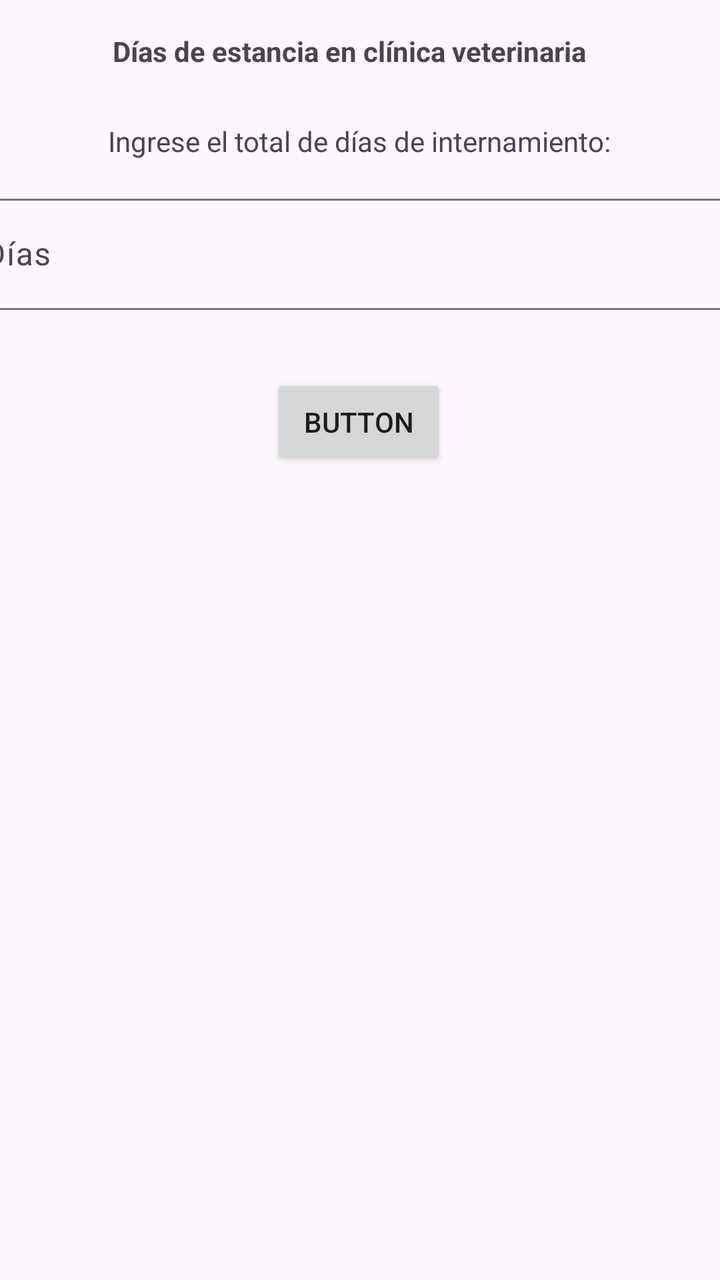
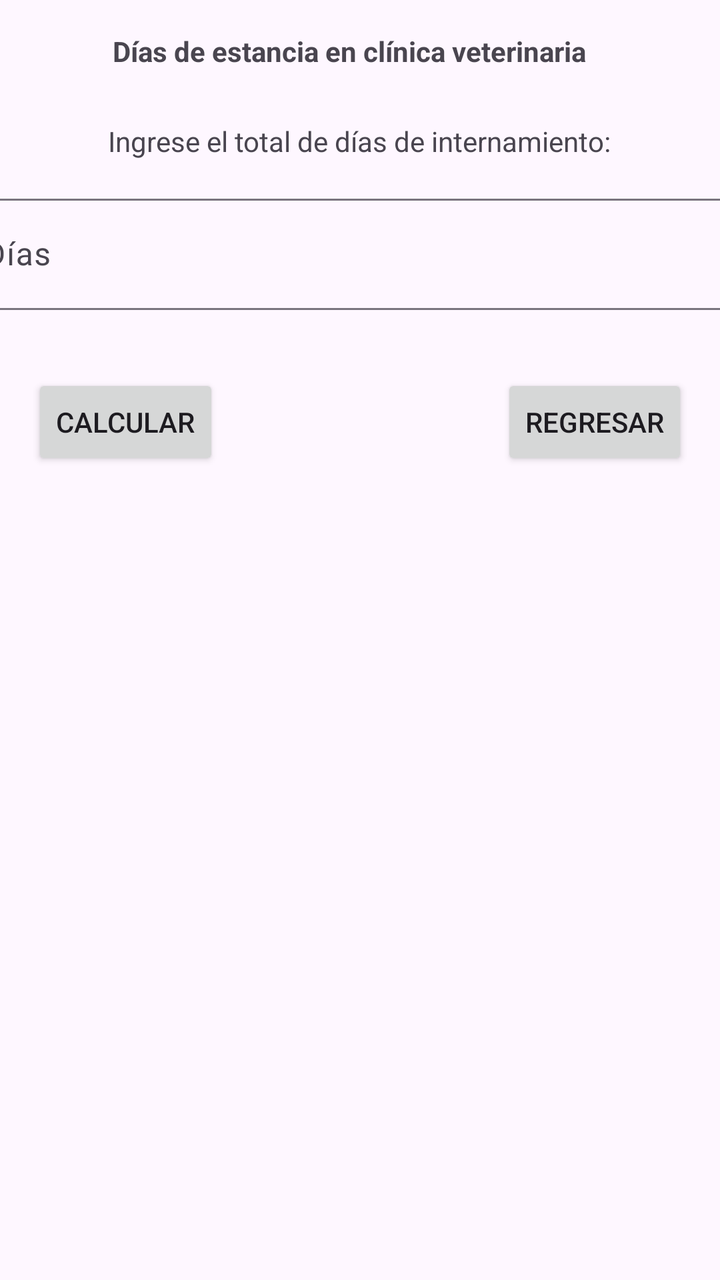

Compare the two renders of this Android layout. The source of the first and the diff that turns it into the second are given below.
<!-- AndroidManifest.xml: application theme Theme.AppGrupo5 -->
<!-- res/layout/activity_pregunta6.xml -->
<?xml version="1.0" encoding="utf-8"?>
<androidx.constraintlayout.widget.ConstraintLayout xmlns:android="http://schemas.android.com/apk/res/android"
    xmlns:app="http://schemas.android.com/apk/res-auto"
    xmlns:tools="http://schemas.android.com/tools"
    android:id="@+id/main"
    android:layout_width="match_parent"
    android:layout_height="match_parent"
    tools:context=".Pregunta6Activity">

    <TextView
        android:id="@+id/textView"
        android:layout_width="wrap_content"
        android:layout_height="wrap_content"
        android:layout_marginTop="16dp"
        android:text="Días de estancia en clínica veterinaria"
        android:textStyle="bold"
        app:layout_constraintEnd_toEndOf="parent"
        app:layout_constraintHorizontal_bias="0.458"
        app:layout_constraintStart_toStartOf="parent"
        app:layout_constraintTop_toTopOf="parent" />

    <TextView
        android:id="@+id/textView2"
        android:layout_width="wrap_content"
        android:layout_height="wrap_content"
        android:layout_marginTop="26dp"
        android:text="Ingrese el total de días de internamiento:"
        app:layout_constraintEnd_toEndOf="parent"
        app:layout_constraintHorizontal_bias="0.496"
        app:layout_constraintStart_toStartOf="parent"
        app:layout_constraintTop_toBottomOf="@+id/textView" />

    <com.google.android.material.textfield.TextInputLayout
        android:id="@+id/textInputLayout"
        android:layout_width="409dp"
        android:layout_height="wrap_content"
        android:layout_marginTop="14dp"
        app:layout_constraintEnd_toEndOf="parent"
        app:layout_constraintStart_toStartOf="parent"
        app:layout_constraintTop_toBottomOf="@+id/textView2">

        <com.google.android.material.textfield.TextInputEditText
            android:id="@+id/edtDias"
            android:layout_width="match_parent"
            android:layout_height="wrap_content"
            android:hint="Días" />
    </com.google.android.material.textfield.TextInputLayout>

    <Button
        android:id="@+id/btnCalcularPreg6"
        android:layout_width="wrap_content"
        android:layout_height="wrap_content"
        android:layout_marginTop="32dp"
        android:text="Button"
        app:layout_constraintEnd_toEndOf="parent"
        app:layout_constraintHorizontal_bias="0.498"
        app:layout_constraintStart_toStartOf="parent"
        app:layout_constraintTop_toBottomOf="@+id/textInputLayout" />

    <TextView
        android:id="@+id/txtResultadoPreg6"
        android:layout_width="wrap_content"
        android:layout_height="wrap_content"
        android:layout_marginTop="14dp"
        app:layout_constraintEnd_toEndOf="parent"
        app:layout_constraintStart_toStartOf="parent"
        app:layout_constraintTop_toBottomOf="@+id/btnCalcularPreg6" />
</androidx.constraintlayout.widget.ConstraintLayout>
<!-- resources referenced by this layout -->
<resources>
  <style name="Theme.AppGrupo5" parent="Base.Theme.AppGrupo5" />
  <style name="Base.Theme.AppGrupo5" parent="Theme.Material3.DayNight.NoActionBar">
          
          
      </style>
</resources>

<!-- the commit's change to res/layout/activity_pregunta6.xml (unified diff, before → after) -->
@@ -50,10 +50,9 @@
         android:id="@+id/btnCalcularPreg6"
         android:layout_width="wrap_content"
         android:layout_height="wrap_content"
+        android:layout_marginStart="16dp"
         android:layout_marginTop="32dp"
-        android:text="Button"
-        app:layout_constraintEnd_toEndOf="parent"
-        app:layout_constraintHorizontal_bias="0.498"
+        android:text="Calcular"
         app:layout_constraintStart_toStartOf="parent"
         app:layout_constraintTop_toBottomOf="@+id/textInputLayout" />
 
@@ -65,4 +64,14 @@
         app:layout_constraintEnd_toEndOf="parent"
         app:layout_constraintStart_toStartOf="parent"
         app:layout_constraintTop_toBottomOf="@+id/btnCalcularPreg6" />
+
+    <Button
+        android:id="@+id/btn_regresar6"
+        android:layout_width="wrap_content"
+        android:layout_height="wrap_content"
+        android:layout_marginTop="32dp"
+        android:layout_marginEnd="16dp"
+        android:text="Regresar"
+        app:layout_constraintEnd_toEndOf="parent"
+        app:layout_constraintTop_toBottomOf="@+id/textInputLayout" />
 </androidx.constraintlayout.widget.ConstraintLayout>
